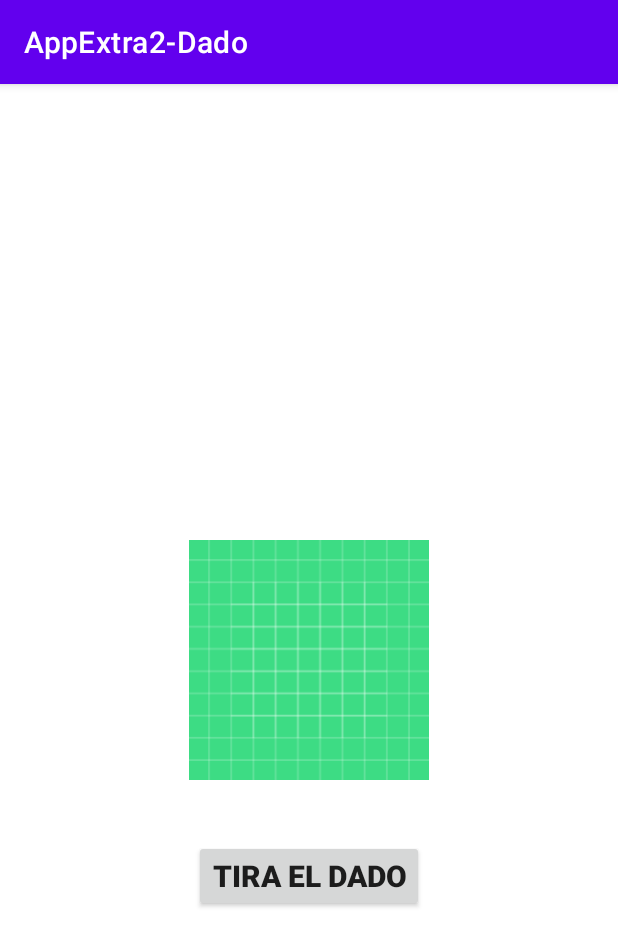
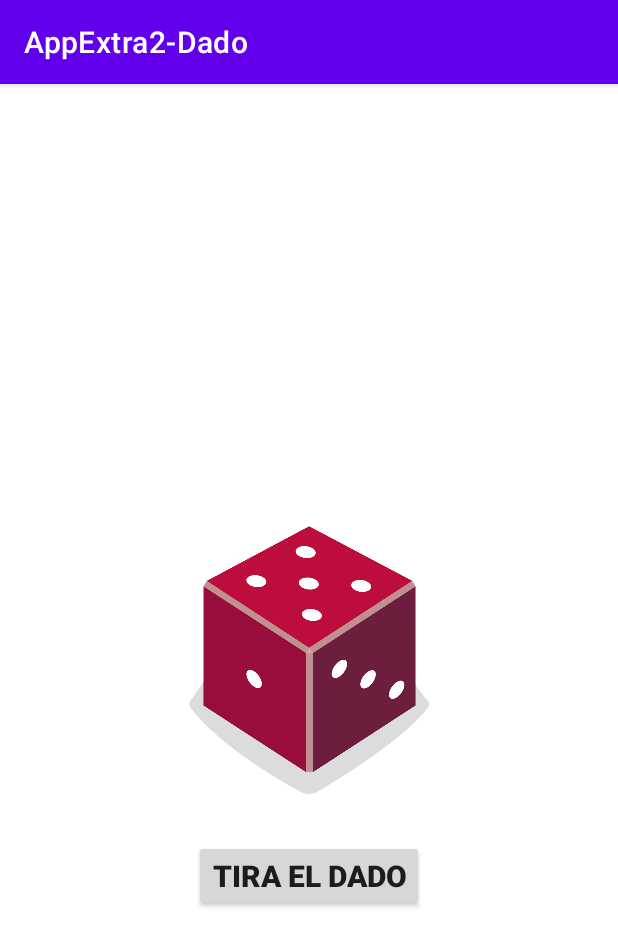
Before and after one commit to Ruben-RM/AppExtra2-Dado, an Android app: the screen it shows after launch (MainActivity), on a phone screen of 412 x 824 dp. Shown: the top 946 px of the screen. Run offline under Robolectric (Android 15) with nearby library versions, the phone set to English and light mode, and no system bars.

Commit message:
v2.0 - Lógica de la ventana principal funcionando. Mejora de la APP completada

```diff
--- a/app/src/main/java/com/example/appextra2_dado/MainActivity.kt
+++ b/app/src/main/java/com/example/appextra2_dado/MainActivity.kt
@@ -1,6 +1,7 @@
 package com.example.appextra2_dado
 
 import android.annotation.SuppressLint
+import android.graphics.drawable.Drawable
 import android.os.Bundle
 import android.widget.ImageView
 import android.widget.TextView
@@ -23,6 +24,7 @@ class MainActivity : AppCompatActivity() {
 
         initComponents()
         initListeners()
+        initUI()
 
         ViewCompat.setOnApplyWindowInsetsListener(findViewById(R.id.main)) { v, insets ->
             val systemBars = insets.getInsets(WindowInsetsCompat.Type.systemBars())
@@ -46,10 +48,27 @@ class MainActivity : AppCompatActivity() {
         }
     }
 
+    private fun initUI()
+    {
+        tirarDado()
+    }
+
     private fun tirarDado()
     {
         val dado = Dado(6)
         val tirada = dado.tirada()
+
+        val imagenDado = when (tirada) {
+            1 -> R.drawable.dice_1
+            2 -> R.drawable.dice_2
+            3 -> R.drawable.dice_3
+            4 -> R.drawable.dice_4
+            5 -> R.drawable.dice_5
+            else -> R.drawable.dice_6
+        }
+
+        ivResultado.setImageResource(imagenDado)
+        ivResultado.contentDescription = tirada.toString()
     }
 }
 
--- a/app/src/main/res/layout/activity_main.xml
+++ b/app/src/main/res/layout/activity_main.xml
@@ -7,30 +7,14 @@
     android:layout_height="match_parent"
     tools:context=".MainActivity">
 
-    <!--
-    <TextView
-        android:layout_width="match_parent"
-        android:layout_height="wrap_content"
-        android:textSize="36sp"
-        android:textStyle="bold"
-        android:textAlignment="center"
-        app:layout_constraintTop_toTopOf="parent"
-        app:layout_constraintBottom_toBottomOf="parent"
-        app:layout_constraintLeft_toLeftOf="parent"
-        app:layout_constraintRight_toRightOf="parent"
-        android:id="@+id/tv_resultado"/>
-    -->
-
     <ImageView
         android:id="@+id/iv_dado"
         android:layout_width="160dp"
         android:layout_height="200dp"
-        android:src="@drawable/ic_launcher_background"
         app:layout_constraintBottom_toBottomOf="parent"
         app:layout_constraintLeft_toLeftOf="parent"
         app:layout_constraintRight_toRightOf="parent"
-        app:layout_constraintTop_toTopOf="parent"
-        tools:srcCompat="@drawable/dice_1" />
+        app:layout_constraintTop_toTopOf="parent" />
 
     <androidx.appcompat.widget.AppCompatButton
         android:layout_width="wrap_content"
```
